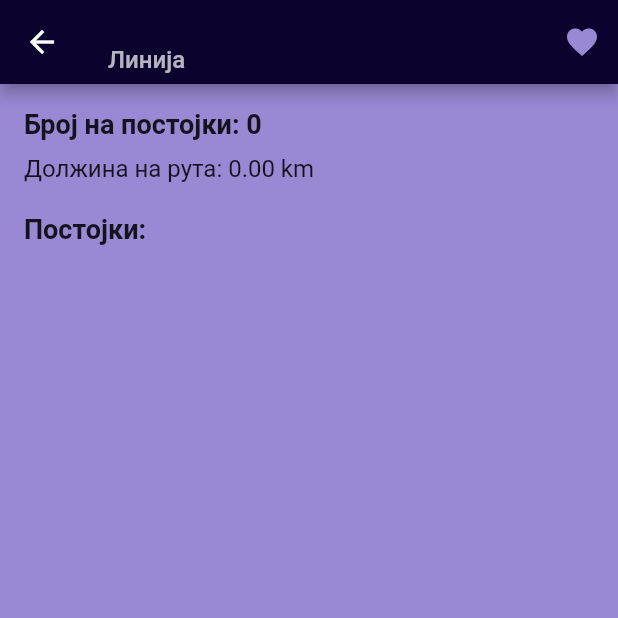
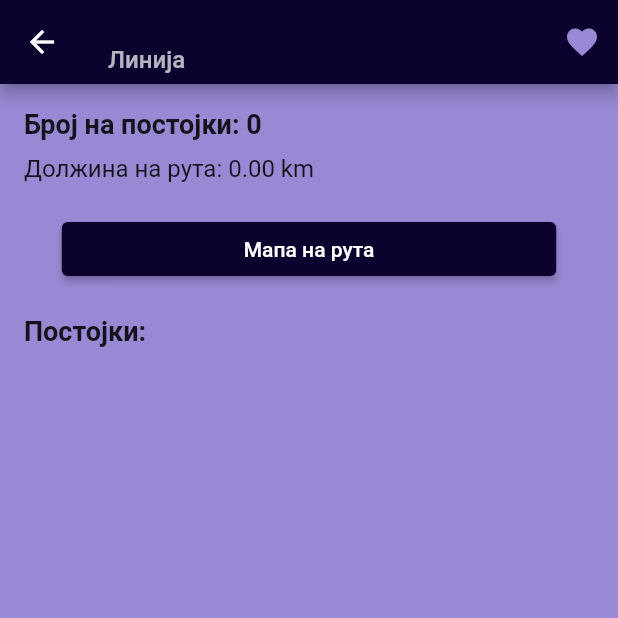
Before and after one commit to blagojpetkov/Flutter_Project, a Flutter app: the BusRouteDetailScreen screen opened directly with empty values, after a tap on the "favorite outline" icon, on a phone screen of 412 x 824 dp, the top half of it. Run offline on Flutter 3.47's test engine with Material 2 defaults, Android fonts, the phone set to English and light mode, and no system bars; our stand-ins replace camera, dropdown_search, flutter_local_notifications, flutter_tts, google_maps_flutter, location and 4 more; missing offline and left inert: google_mlkit_text_recognition; accounts and stored records are empty; network calls fail.

Commit message:
Add splash screen, bus route map, fix weather

```diff
--- a/lib/main.dart
+++ b/lib/main.dart
@@ -1,5 +1,6 @@
 import 'package:flutter/material.dart';
 import 'package:postojka/screens/home_screen.dart';
+import 'package:postojka/screens/splash_screen.dart';
 import 'package:postojka/services/theme_service.dart';
 import 'package:postojka/services/voice_service.dart';
 import 'package:provider/provider.dart';
@@ -14,7 +15,7 @@ void main() {
 class MyApp extends StatelessWidget {
   const MyApp({super.key});
 
-  // This widget is the root of your application.@override
+  @override
   Widget build(BuildContext context) {
     return MultiProvider(
       providers: [
@@ -39,13 +40,21 @@ class MyApp extends StatelessWidget {
           return MaterialApp(
             title: 'Flutter Demo',
             theme: themeService.getTheme(),
-            home: HomeScreen(),
+            home: Consumer<HttpService>(
+              builder: (context, httpService, child) {
+                if (httpService.isDataLoaded) {
+                  return HomeScreen();
+                }
+                return SplashScreen();
+              },
+            ),
             navigatorObservers: [routeObserver],
           );
         },
       ),
     );
   }
+
 }
 
 class AppColors {
--- a/lib/screens/bus_route_detail_screen.dart
+++ b/lib/screens/bus_route_detail_screen.dart
@@ -4,6 +4,7 @@ import 'package:postojka/models/BusLine.dart';
 import 'package:postojka/models/BusRoute.dart';
 import 'package:postojka/models/BusStop.dart';
 import 'package:postojka/models/enumerations/app_screens.dart';
+import 'package:postojka/screens/bus_line_map_screen.dart';
 import 'package:postojka/screens/bus_stop_detail_screen.dart';
 import 'package:postojka/services/http_service.dart';
 import 'package:postojka/services/theme_service.dart';
@@ -25,10 +26,11 @@ class BusRouteDetailScreen extends StatefulWidget {
   _BusRouteDetailScreenState createState() => _BusRouteDetailScreenState();
 }
 
-class _BusRouteDetailScreenState extends State<BusRouteDetailScreen> with RouteAware{
+class _BusRouteDetailScreenState extends State<BusRouteDetailScreen>
+    with RouteAware {
   bool isFavorite = false;
 
-  void speak(){
+  void speak() {
     VoiceService voiceService =
         Provider.of<VoiceService>(context, listen: false);
 
@@ -99,6 +101,7 @@ class _BusRouteDetailScreenState extends State<BusRouteDetailScreen> with RouteA
     var stopsForThisRoute = getStopsForRoute();
     speak();
 
+    final buttonWidth = MediaQuery.of(context).size.width * 0.8;
     return Scaffold(
       appBar: AppBar(
         title: Column(
@@ -148,6 +151,24 @@ class _BusRouteDetailScreenState extends State<BusRouteDetailScreen> with RouteA
                   style: TextStyle(fontSize: 16),
                 ),
                 SizedBox(height: 20),
+
+                Center(
+                  child: Container(
+                    width: buttonWidth,
+                    child: ElevatedButton(
+                      onPressed: () {
+                        Navigator.of(context).push(
+                          MaterialPageRoute(
+                            builder: (context) =>
+                                BusLineMapScreen(busStops: stopsForThisRoute),
+                          ),
+                        );
+                      },
+                      child: Text('Мапа на рута'),
+                    ),
+                  ),
+                ),
+                SizedBox(height: 20),
                 Text(
                   'Постојки:',
                   style: TextStyle(fontSize: 18, fontWeight: FontWeight.bold),
@@ -187,14 +208,16 @@ class _BusRouteDetailScreenState extends State<BusRouteDetailScreen> with RouteA
           )
         ],
       ),
-      floatingActionButton: voiceService.voiceAssistantMode ? FloatingActionButton(
+      floatingActionButton: voiceService.voiceAssistantMode
+          ? FloatingActionButton(
               onPressed: () {
                 // Action to be performed when FAB is clicked
                 voiceService.stopSpeaking();
               },
               child: Icon(Icons.stop),
               backgroundColor: AppColors.accentColor1,
-      ) : null,
+            )
+          : null,
     );
   }
 }
--- /dev/null
+++ b/lib/screens/splash_screen.dart
@@ -0,0 +1,21 @@
+import 'package:flutter/material.dart';
+import 'package:postojka/main.dart';
+
+class SplashScreen extends StatelessWidget {
+  @override
+  Widget build(BuildContext context) {
+    return const Scaffold(
+      backgroundColor: AppColors.primaryBackground,
+      body: Center(
+        child: Text(
+          "Splash Screen",
+          style: TextStyle(
+            color: AppColors.primaryText,
+            fontSize: 24,
+            fontWeight: FontWeight.bold,
+          ),
+        ),
+      ),
+    );
+  }
+}
--- a/lib/services/http_service.dart
+++ b/lib/services/http_service.dart
@@ -18,6 +18,7 @@ class HttpService with ChangeNotifier {
   final String baseUrl = 'http://info.skopska.mk:8080';
   final String tokenHeaderKey = "Eurogps.Eu.Sid";
   String? token;
+  bool isDataLoaded = false;
 
   int entityId = -1; // The ID of the line / route / stop
 
@@ -233,6 +234,7 @@ class HttpService with ChangeNotifier {
     lines = await fetchLines();
     stops = await fetchStops();
     busStopLines = await fetchBusStopLines();
+    isDataLoaded = true;
     print("Data Loaded Successfully");
     notifyListeners();
   }
```
Also changed, not shown: lib/screens/settings_screen.dart (+14 -27 lines), lib/screens/weather_screen.dart (+7 -7 lines). Lines whose indentation alone changed are shown as unchanged.
